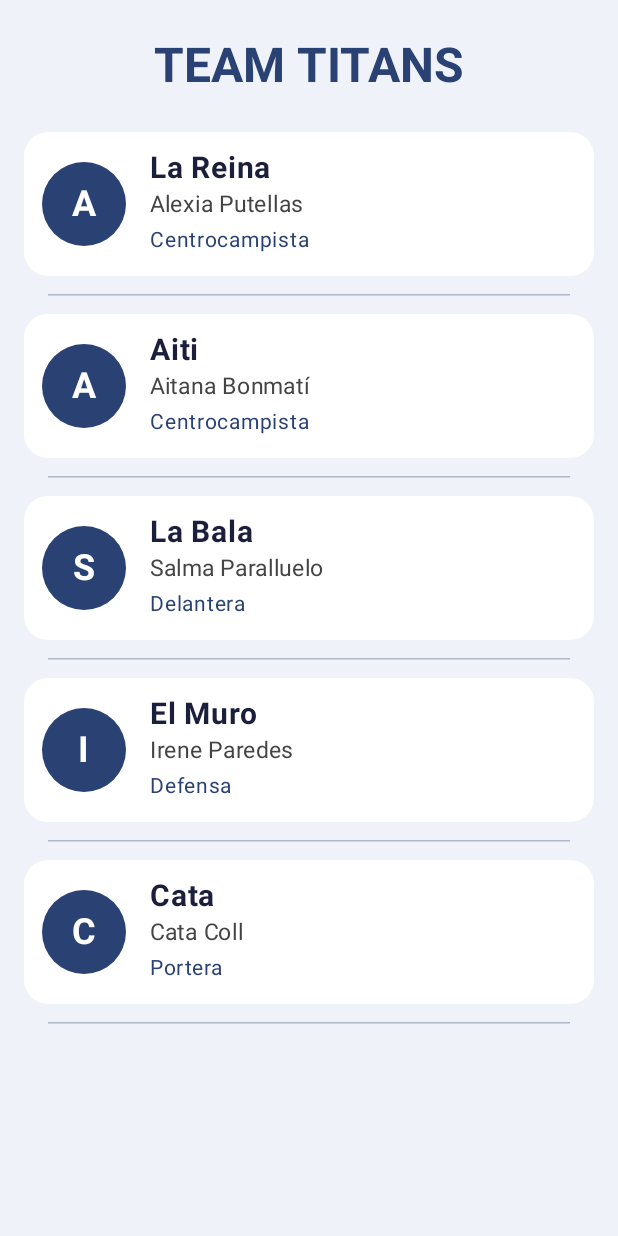
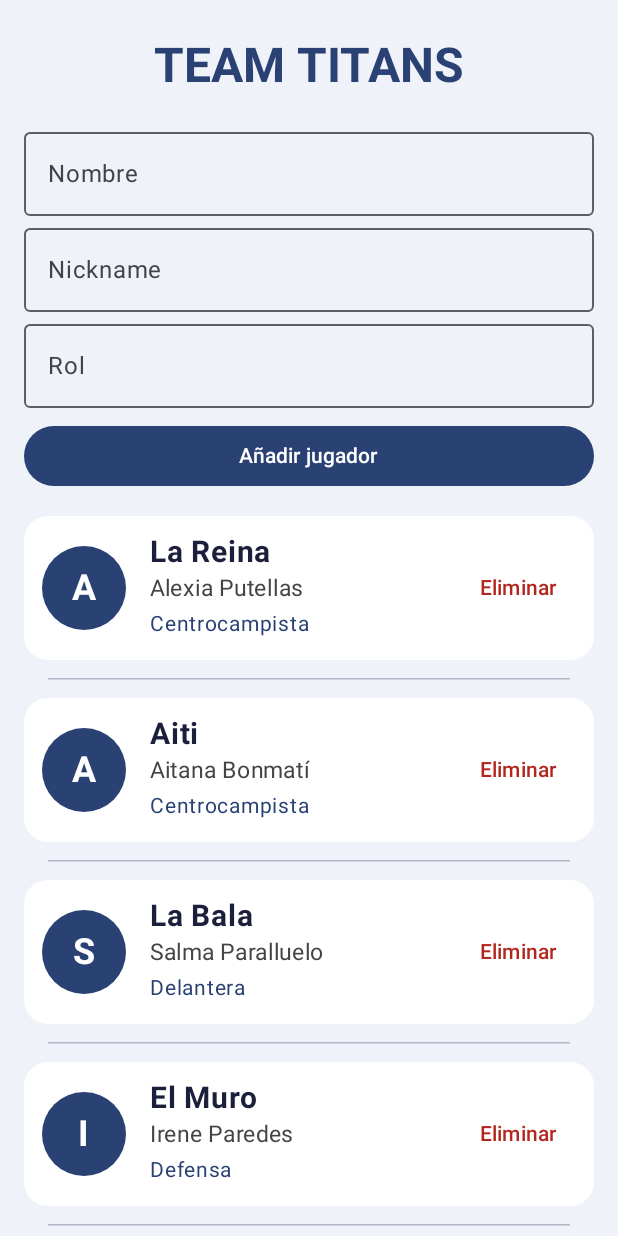
Before and after one commit to aiserte-dam/Practica3EquipoEsports, an Android app built with Jetpack Compose: the screen it shows after launch (MainActivity), on a phone screen of 412 x 824 dp. Run offline under Robolectric (Android 15) with nearby library versions, the phone set to English and light mode, and no system bars.

Commit message:
Ejercicio 2. formulario para añadir jugadores Ejercicio 3. Mostrar la plantilla mediante LazyColumn Actividad 4. Eliminar jugadores

```diff
--- a/app/src/main/java/com/example/pmdm_practica3_equipoesports/MainActivity.kt
+++ b/app/src/main/java/com/example/pmdm_practica3_equipoesports/MainActivity.kt
@@ -32,7 +32,7 @@ import androidx.compose.ui.tooling.preview.Preview
 import androidx.compose.ui.unit.dp
 import androidx.compose.ui.unit.sp
 import com.example.pmdm_practica3_equipoesports.ui.theme.PMDMPractica3EquipoEsportsTheme
-import com.example.pmdm_practica3_equipoesports.ui.theme.PantallaEquipo
+import com.example.pmdm_practica3_equipoesports.ui.PantallaEquipo
 
 class MainActivity : ComponentActivity() {
     override fun onCreate(savedInstanceState: Bundle?) {
--- /dev/null
+++ b/app/src/main/java/com/example/pmdm_practica3_equipoesports/ui/FormularioJugador.kt
@@ -0,0 +1,81 @@
+package com.example.pmdm_practica3_equipoesports.ui
+
+import androidx.compose.foundation.layout.Column
+import androidx.compose.foundation.layout.fillMaxWidth
+import androidx.compose.foundation.layout.padding
+
+import androidx.compose.material3.MaterialTheme
+import androidx.compose.material3.Text
+import androidx.compose.runtime.Composable
+import androidx.compose.runtime.saveable.rememberSaveable
+import androidx.compose.ui.Modifier
+import androidx.compose.ui.unit.dp
+import androidx.compose.material3.Button
+import androidx.compose.material3.OutlinedTextField
+import androidx.compose.runtime.getValue
+import androidx.compose.runtime.mutableStateOf
+import androidx.compose.runtime.setValue
+
+// ---------- FORMULARIO (Actividad 2) ----------
+@Composable
+fun FormularioJugador(
+    onAnadirJugador: (nombre: String, nickname: String, rol: String) -> Unit,
+    modifier: Modifier = Modifier
+) {
+    // rememberSaveable: los textos sobreviven al girar la pantalla
+    var nombre by rememberSaveable { mutableStateOf("") }
+    var nickname by rememberSaveable { mutableStateOf("") }
+    var rol by rememberSaveable { mutableStateOf("") }
+    var mostrarError by rememberSaveable { mutableStateOf(false) }
+
+    Column(modifier = modifier.padding(horizontal = 16.dp)) {
+        OutlinedTextField(
+            value = nombre,
+            onValueChange = { nombre = it; mostrarError = false },
+            label = { Text("Nombre") },
+            singleLine = true,
+            modifier = Modifier.fillMaxWidth()
+        )
+        OutlinedTextField(
+            value = nickname,
+            onValueChange = { nickname = it; mostrarError = false },
+            label = { Text("Nickname") },
+            singleLine = true,
+            modifier = Modifier.fillMaxWidth()
+        )
+        OutlinedTextField(
+            value = rol,
+            onValueChange = { rol = it; mostrarError = false },
+            label = { Text("Rol") },
+            singleLine = true,
+            modifier = Modifier.fillMaxWidth()
+        )
+
+        // Mensaje de error solo si la validación ha fallado
+        if (mostrarError) {
+            Text(
+                text = "Rellena todos los campos",
+                color = MaterialTheme.colorScheme.error,
+                modifier = Modifier.padding(top = 4.dp)
+            )
+        }
+
+        Button(
+            onClick = {
+                if (nombre.isBlank() || nickname.isBlank() || rol.isBlank()) {
+                    mostrarError = true                       // 3. validar
+                } else {
+                    onAnadirJugador(nombre.trim(), nickname.trim(), rol.trim()) // 4. añadir
+                    nombre = ""                               // 6. limpiar campos
+                    nickname = ""
+                    rol = ""
+                }
+            },
+            modifier = Modifier
+                .fillMaxWidth()
+                .padding(top = 8.dp)
+        ) {
+            Text("Añadir jugador")
+        }
+    }
+}
--- a/app/src/main/java/com/example/pmdm_practica3_equipoesports/ui/theme/PantallaEquipo.kt
+++ b/app/src/main/java/com/example/pmdm_practica3_equipoesports/ui/PantallaEquipo.kt
@@ -1,15 +1,13 @@
-package com.example.pmdm_practica3_equipoesports.ui.theme
+package com.example.pmdm_practica3_equipoesports.ui
 
-import android.os.Bundle
-import androidx.activity.ComponentActivity
-import androidx.activity.compose.setContent
-import androidx.activity.enableEdgeToEdge
 import androidx.compose.foundation.background
 import androidx.compose.foundation.layout.Box
 import androidx.compose.foundation.layout.Column
 import androidx.compose.foundation.layout.Row
+import androidx.compose.foundation.layout.Spacer
 import androidx.compose.foundation.layout.fillMaxSize
 import androidx.compose.foundation.layout.fillMaxWidth
+import androidx.compose.foundation.layout.height
 import androidx.compose.foundation.layout.padding
 import androidx.compose.foundation.layout.size
 import androidx.compose.foundation.layout.statusBarsPadding
@@ -17,6 +15,7 @@ import androidx.compose.foundation.lazy.LazyColumn
 import androidx.compose.foundation.lazy.items
 import androidx.compose.foundation.shape.CircleShape
 import androidx.compose.foundation.shape.RoundedCornerShape
+import androidx.compose.material3.AlertDialog
 import androidx.compose.material3.HorizontalDivider
 import androidx.compose.material3.MaterialTheme
 import androidx.compose.material3.Text
@@ -32,12 +31,18 @@ import androidx.compose.ui.unit.sp
 import com.example.pmdm_practica3_equipoesports.data.Jugador
 import com.example.pmdm_practica3_equipoesports.data.JugadoresEjemplo
 import com.example.pmdm_practica3_equipoesports.ui.theme.PMDMPractica3EquipoEsportsTheme
+import androidx.compose.material3.TextButton
+import androidx.compose.runtime.remember
+import androidx.compose.runtime.getValue
+import androidx.compose.runtime.mutableStateOf
 
-
+import androidx.compose.runtime.setValue
 @Composable
 fun PantallaEquipo() {
     // Lista observable: al añadir/borrar/editar, la UI se recompone sola
     val jugadores = JugadoresEjemplo.jugadores
+    // null = sin diálogo, un jugador = mostrar diálogo para ese jugador
+    var jugadorAEliminar by remember { mutableStateOf<Jugador?>(null) }
 
     Column(
         modifier = Modifier
@@ -54,13 +59,37 @@ fun PantallaEquipo() {
                 .align(Alignment.CenterHorizontally)
                 .padding(top = 24.dp, bottom = 16.dp)
         )
+        // ... Text("TEAM TITANS") ...
+
+        FormularioJugador(
+            onAnadirJugador = { nombre, nickname, rol ->
+                // id único: el mayor actual + 1 (nunca size + 1)
+                val nuevoId = (jugadores.maxOfOrNull { it.id } ?: 0) + 1
+                jugadores.add(Jugador(nuevoId, nombre, nickname, rol))
+            }
+        )
+        Spacer(modifier = Modifier.height(8.dp))
+
 
         // weight(1f): la lista ocupa el espacio restante (y deja sitio
         // al formulario que añadiremos en el Bloque 2)
         ListaJugadores(
             jugadores = jugadores,
+            onEliminar = { jugador -> jugadorAEliminar = jugador },  // abre el diálogo
             modifier = Modifier.weight(1f)
         )
+
+        // El diálogo existe solo mientras jugadorAEliminar no sea null
+        jugadorAEliminar?.let { jugador ->
+            DialogoEliminar(
+                jugador = jugador,
+                onConfirmar = {
+                    jugadores.remove(jugador)   // la lista se actualiza sola
+                    jugadorAEliminar = null      // cierra el diálogo
+                },
+                onCancelar = { jugadorAEliminar = null }
+            )
+        }
     }
 }
 
@@ -68,12 +97,15 @@ fun PantallaEquipo() {
 @Composable
 fun ListaJugadores(
     jugadores: List<Jugador>,
+    onEliminar: (Jugador) -> Unit,
     modifier: Modifier = Modifier
 ) {
     LazyColumn(modifier = modifier.fillMaxWidth()) {
         // key = id → cada fila tiene identidad estable al borrar/editar
         items(jugadores, key = { it.id }) { jugador ->
-            JugadorItem(jugador = jugador)
+            JugadorItem(jugador = jugador,
+                onEliminarClick = { onEliminar(jugador) } // avisa de QUÉ jugador
+            )
             HorizontalDivider(
                 modifier = Modifier.padding(horizontal = 32.dp, vertical = 4.dp),
                 thickness = 1.dp,
@@ -84,8 +116,13 @@ fun ListaJugadores(
 }
 
 // ---------- FILA DE UN JUGADOR ----------
+
 @Composable
-fun JugadorItem(jugador: Jugador, modifier: Modifier = Modifier) {
+fun JugadorItem(
+    jugador: Jugador,
+    onEliminarClick: () -> Unit,
+    modifier: Modifier = Modifier
+) {
     Row(
         modifier = modifier
             .fillMaxWidth()
@@ -95,8 +132,6 @@ fun JugadorItem(jugador: Jugador, modifier: Modifier = Modifier) {
             .padding(12.dp),
         verticalAlignment = Alignment.CenterVertically
     ) {
-        // Avatar circular con la inicial: mantiene el estilo de la práctica 3
-        // no necesita una foto por jugadora
         Box(
             modifier = Modifier
                 .size(56.dp)
@@ -112,7 +147,12 @@ fun JugadorItem(jugador: Jugador, modifier: Modifier = Modifier) {
             )
         }
 
-        Column(modifier = Modifier.padding(start = 16.dp)) {
+        // weight(1f): los textos ocupan el hueco y empujan los botones a la derecha
+        Column(
+            modifier = Modifier
+                .weight(1f)
+                .padding(start = 16.dp)
+        ) {
             Text(
                 text = jugador.nickname,
                 fontSize = 20.sp,
@@ -122,15 +162,44 @@ fun JugadorItem(jugador: Jugador, modifier: Modifier = Modifier) {
             Text(text = jugador.nombre, fontSize = 15.sp, color = Color.DarkGray)
             Text(text = jugador.rol, fontSize = 14.sp, color = MaterialTheme.colorScheme.primary)
         }
+
+        // Botones de operaciones (en el Bloque 4 añadiremos "Editar" aquí)
+        Column {
+            TextButton(onClick = onEliminarClick) {
+                Text("Eliminar", color = MaterialTheme.colorScheme.error)
+            }
+        }
     }
 }
-
+// ---------- DIÁLOGO DE CONFIRMACIÓN (Actividad 4) ----------
+@Composable
+fun DialogoEliminar(
+    jugador: Jugador,
+    onConfirmar: () -> Unit,
+    onCancelar: () -> Unit
+) {
+    AlertDialog(
+        onDismissRequest = onCancelar,   // tocar fuera o pulsar Atrás = cancelar
+        title = { Text("Eliminar jugador") },
+        text = { Text("¿Estás seguro de que deseas eliminar a ${jugador.nickname}?") },
+        confirmButton = {
+            TextButton(onClick = onConfirmar) {
+                Text("Eliminar", color = MaterialTheme.colorScheme.error)
+            }
+        },
+        dismissButton = {
+            TextButton(onClick = onCancelar) {
+                Text("Cancelar")
+            }
+        }
+    )
+}
 // ---------- PREVIEW ----------
 @Preview(showBackground = true)
 @Composable
 fun JugadorItemPreview() {
     PMDMPractica3EquipoEsportsTheme {
-        JugadorItem(
+        JugadorItem(onEliminarClick = {},
             jugador = Jugador(1, "Alexia Putellas", "La Reina", "Centrocampista")
         )
     }
```
Also changed, not shown: app/src/main/java/com/example/pmdm_practica3_equipoesports/data/Jugador.kt (renamed from app/src/main/java/com/example/pmdm_practica3_equipoesports/data/Juagador.kt).
